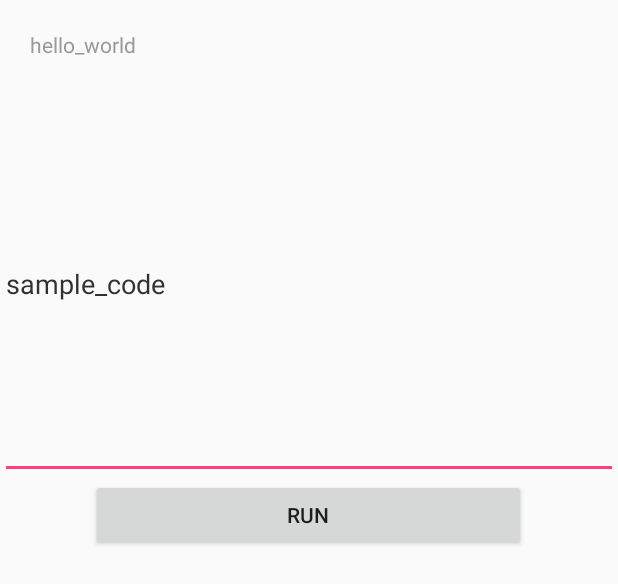
After one commit to TfgReconocimientoPulseras/TrainAppTFG, an Android app: the layout activity_reconocer_actividad.xml on its own in the app's theme, with its tools: preview values and no code run, on a phone screen of 412 x 824 dp. The commit adds this screen. Shown: the top 584 px of the screen. Run offline under Robolectric (Android 15) with nearby library versions, the phone set to English and light mode, and no system bars.

Commit message:
Proyecto actualizado

```diff
--- a/app/build.gradle
+++ b/app/build.gradle
@@ -26,5 +26,6 @@ dependencies {
     })
     compile 'com.android.support:appcompat-v7:25.2.0'
     compile 'com.android.support:design:25.2.0'
+    compile 'com.android.support.constraint:constraint-layout:1.0.2'
     testCompile 'junit:junit:4.12'
 }
--- /dev/null
+++ b/app/src/main/res/layout/activity_reconocer_actividad.xml
@@ -0,0 +1,46 @@
+<?xml version="1.0" encoding="utf-8"?>
+
+
+<RelativeLayout xmlns:android="http://schemas.android.com/apk/res/android"
+xmlns:tools="http://schemas.android.com/tools"
+android:layout_width="match_parent"
+android:layout_height="match_parent"
+tools:context="com.example.ivana.trainapptfg.ReconocerActividad">
+
+<LinearLayout
+    android:layout_width="fill_parent"
+    android:layout_height="fill_parent"
+    android:orientation="vertical"
+    android:weightSum="1">
+
+    <TextView
+        android:padding="20dip"
+        android:layout_width="wrap_content"
+        android:layout_height="wrap_content"
+        android:layout_centerHorizontal="true"
+        android:layout_centerVertical="true"
+        android:textColor="#999999"
+        android:text="hello_world" />
+
+    <EditText
+        android:layout_width="match_parent"
+        android:layout_height="wrap_content"
+        android:inputType="textMultiLine"
+        android:ems="10"
+        android:id="@+id/edit_text"
+        android:textColor="#313131"
+        android:layout_weight="0.32"
+        android:text="sample_code" />
+
+    <Button
+        android:id="@+id/button1"
+        android:layout_width="290dp"
+        android:layout_height="wrap_content"
+        android:layout_centerHorizontal="true"
+        android:layout_centerVertical="true"
+        android:onClick="onQPyExec"
+        android:text="Run"
+        android:layout_gravity="center_horizontal" />
+</LinearLayout>
+
+</RelativeLayout>
```
Also changed, not shown: app/src/main/AndroidManifest.xml (+8 -0 lines), app/src/main/java/com/example/ivana/trainapptfg/DataTAD.java (added, +39 -0 lines), app/src/main/java/com/example/ivana/trainapptfg/RecogerDatos.java (+179 -32 lines), app/src/main/java/com/example/ivana/trainapptfg/ReconocerActividad.java (added, +121 -0 lines), app/src/main/res/layout/activity_recoger_datos.xml (+7 -18 lines), 1 other file.
